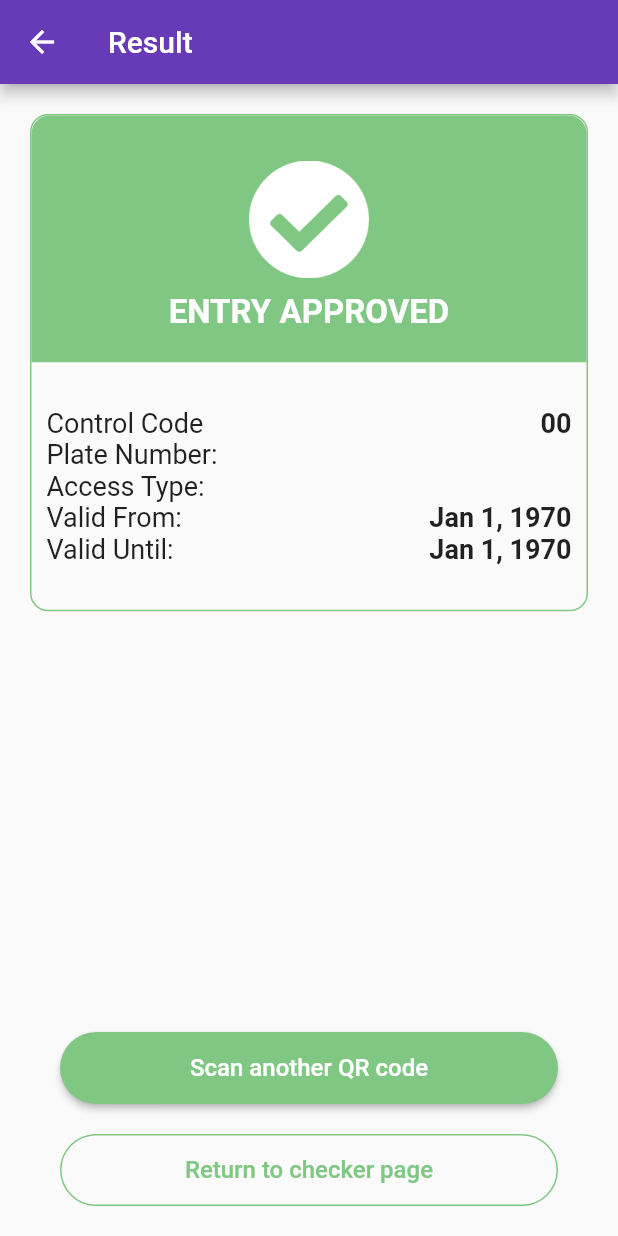
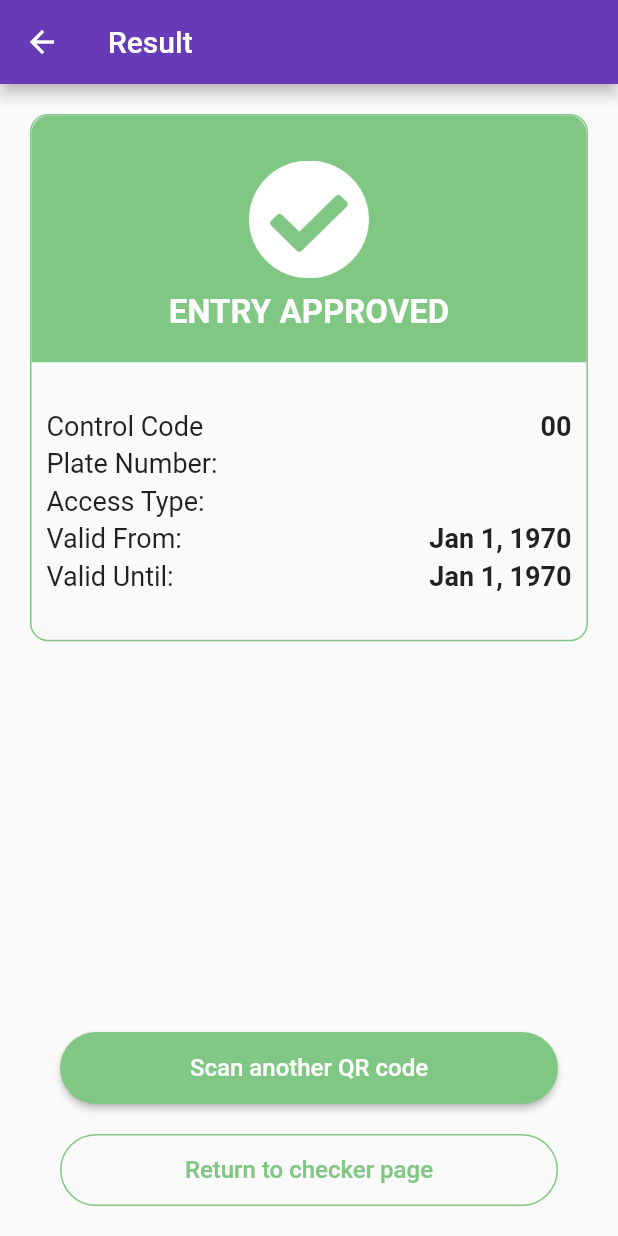
Before and after one commit to ginduc/rapidpass-checkpoint, a Flutter app: the PassOkScreen screen opened directly with empty values, on a phone screen of 412 x 824 dp. Run offline on Flutter 3.47's test engine with Material 2 defaults, Android fonts, the phone set to English and light mode, and no system bars; missing offline and left inert: barcode_scan, device_id.

Commit message:
Added the `PassResultsCard` component

```diff
--- /dev/null
+++ b/lib/components/pass_results_card.dart
@@ -0,0 +1,94 @@
+import 'package:flutter/material.dart';
+import 'package:rapidpass_checkpoint/themes/default.dart';
+
+const borderRadius = 12.0;
+
+final tableTextStyle = const TextStyle(fontSize: 18.0);
+
+class PassResultsData {
+  final String label;
+  final String value;
+  final String errorMessage;
+
+  PassResultsData({this.label, this.value, String errorMessage})
+      : this.errorMessage = errorMessage;
+}
+
+/// This is used to display the "pass" or "fail" card
+class PassResultsCard extends StatelessWidget {
+  final String iconName;
+  final String headerText;
+  final List<PassResultsData> data;
+  final Color color;
+  PassResultsCard({this.iconName, this.headerText, this.data, this.color});
+
+  @override
+  Widget build(BuildContext context) {
+    final tableChildren = this.data.map((row) {
+      debugPrint('row: $row');
+      return TableRow(children: [
+        Padding(
+          padding: const EdgeInsets.symmetric(vertical: 2.0),
+          child: Text(
+            row.label,
+            style: tableTextStyle,
+          ),
+        ),
+        Padding(
+          padding: const EdgeInsets.symmetric(vertical: 2.0),
+          child: Text(
+            row.value,
+            textAlign: TextAlign.right,
+            style: tableTextStyle.copyWith(fontWeight: FontWeight.bold),
+          ),
+        )
+      ]);
+    }).toList();
+    return Container(
+        decoration: BoxDecoration(
+            border: Border.all(color: this.color, width: 1.0),
+            borderRadius: BorderRadius.circular(borderRadius)),
+        margin: const EdgeInsets.symmetric(vertical: 10.0),
+        child: Center(
+            child: Column(
+                mainAxisAlignment: MainAxisAlignment.start,
+                crossAxisAlignment: CrossAxisAlignment.stretch,
+                children: <Widget>[
+              Container(
+                decoration: BoxDecoration(
+                  borderRadius: BorderRadius.only(
+                      topLeft: Radius.circular(borderRadius),
+                      topRight: Radius.circular(borderRadius)),
+                  color: green300,
+                ),
+                child: Padding(
+                  padding: const EdgeInsets.all(20.0),
+                  child: Column(
+                    children: <Widget>[
+                      Padding(
+                        padding: const EdgeInsets.all(10.0),
+                        child: Image(
+                          width: 80.0,
+                          image: AssetImage('assets/${this.iconName}.png'),
+                        ),
+                      ),
+                      Text(
+                        this.headerText,
+                        style: TextStyle(
+                            color: Colors.white,
+                            fontSize: 22.0,
+                            fontWeight: FontWeight.bold),
+                      )
+                    ],
+                  ),
+                ),
+              ),
+              Padding(
+                padding: const EdgeInsets.symmetric(vertical: 20.0),
+                child: Padding(
+                    padding: const EdgeInsets.all(10.0),
+                    child: Table(children: tableChildren)),
+              )
+            ])));
+  }
+}
--- a/lib/screens/pass_ok.dart
+++ b/lib/screens/pass_ok.dart
@@ -1,52 +1,9 @@
-import 'package:flutter/cupertino.dart';
 import 'package:flutter/material.dart';
+import 'package:rapidpass_checkpoint/components/pass_results_card.dart';
 import 'package:rapidpass_checkpoint/models/qr_data.dart';
 import 'package:rapidpass_checkpoint/themes/default.dart';
 
 const borderRadius = 12.0;
-
-/// TODO: Come up with a better name
-class BoxWithRoundedBordersAndFilledHeader extends StatelessWidget {
-  final Widget header;
-  final Widget body;
-  final Color color;
-  BoxWithRoundedBordersAndFilledHeader(
-      {Widget header, Widget body, Color color})
-      : this.header = header ?? Container(),
-        this.body = body ?? Container(),
-        this.color = color ?? green300;
-
-  @override
-  Widget build(BuildContext context) {
-    return Container(
-        decoration: BoxDecoration(
-            border: Border.all(color: this.color, width: 1.0),
-            borderRadius: BorderRadius.circular(borderRadius)),
-        margin: const EdgeInsets.symmetric(vertical: 10.0),
-        child: Center(
-            child: Column(
-                mainAxisAlignment: MainAxisAlignment.start,
-                crossAxisAlignment: CrossAxisAlignment.stretch,
-                children: <Widget>[
-              Container(
-                decoration: BoxDecoration(
-                  borderRadius: BorderRadius.only(
-                      topLeft: Radius.circular(borderRadius),
-                      topRight: Radius.circular(borderRadius)),
-                  color: green300,
-                ),
-                child: Padding(
-                  padding: const EdgeInsets.all(20.0),
-                  child: this.header,
-                ),
-              ),
-              Padding(
-                padding: const EdgeInsets.symmetric(vertical: 20.0),
-                child: this.body,
-              )
-            ])));
-  }
-}
 
 class PassOkScreen extends StatelessWidget {
   QrData qrData;
@@ -55,7 +12,6 @@ class PassOkScreen extends StatelessWidget {
 
   @override
   Widget build(BuildContext context) {
-    final tableTextStyle = TextStyle(fontSize: 18.0);
     final tableData = {
       'Control Code': '${qrData.controlCodeAsString()}',
       'Plate Number:': qrData.idOrPlate,
@@ -63,6 +19,11 @@ class PassOkScreen extends StatelessWidget {
       'Valid From:': qrData.validFromDisplayDate(),
       'Valid Until:': qrData.validUntilDisplayDate(),
     };
+    final passResultsData = tableData.entries.map((e) {
+      debugPrint('e.key: ${e.key}');
+      debugPrint('e.value: ${e.value}');
+      return PassResultsData(label: e.key, value: e.value);
+    }).toList();
     return Theme(
       data: Green.buildFor(context),
       child: Scaffold(
@@ -75,43 +36,11 @@ class PassOkScreen extends StatelessWidget {
                   mainAxisAlignment: MainAxisAlignment.start,
                   crossAxisAlignment: CrossAxisAlignment.stretch,
                   children: <Widget>[
-                    BoxWithRoundedBordersAndFilledHeader(
-                      header: Column(
-                        children: <Widget>[
-                          Padding(
-                            padding: const EdgeInsets.all(10.0),
-                            child: Image(
-                              width: 80.0,
-                              image: AssetImage('assets/check-2x.png'),
-                            ),
-                          ),
-                          Text(
-                            'ENTRY APPROVED',
-                            style: TextStyle(
-                                color: Colors.white,
-                                fontSize: 22.0,
-                                fontWeight: FontWeight.bold),
-                          )
-                        ],
-                      ),
-                      body: Padding(
-                          padding: const EdgeInsets.all(10.0),
-                          child: Table(
-                              children: tableData.entries
-                                  .map((e) => TableRow(children: [
-                                        Text(
-                                          e.key,
-                                          style: tableTextStyle,
-                                        ),
-                                        Text(
-                                          e.value,
-                                          textAlign: TextAlign.right,
-                                          style: tableTextStyle.copyWith(
-                                              fontWeight: FontWeight.bold),
-                                        )
-                                      ]))
-                                  .toList())),
-                    ),
+                    PassResultsCard(
+                        iconName: 'check-2x',
+                        headerText: 'ENTRY APPROVED',
+                        data: passResultsData,
+                        color: green300),
                     Spacer(),
                     Padding(
                       padding: const EdgeInsets.symmetric(
--- a/pubspec.yaml
+++ b/pubspec.yaml
@@ -48,10 +48,11 @@ flutter:
   # To add assets to your application, add an assets section, like this:
   assets:
     - assets/check-2x.png
-    - assets/rapidpass_logo.png
     - assets/control_number-2x.png
+    - assets/error.png
     - assets/icons8_qr-code-2x.png
     - assets/license-plate-2x.png
+    - assets/rapidpass_logo.png
 
   # An image asset can refer to one or more resolution-specific "variants", see
   # https://flutter.dev/assets-and-images/#resolution-aware.
```
Also changed, not shown: assets/error.png (added), 1 other file.
